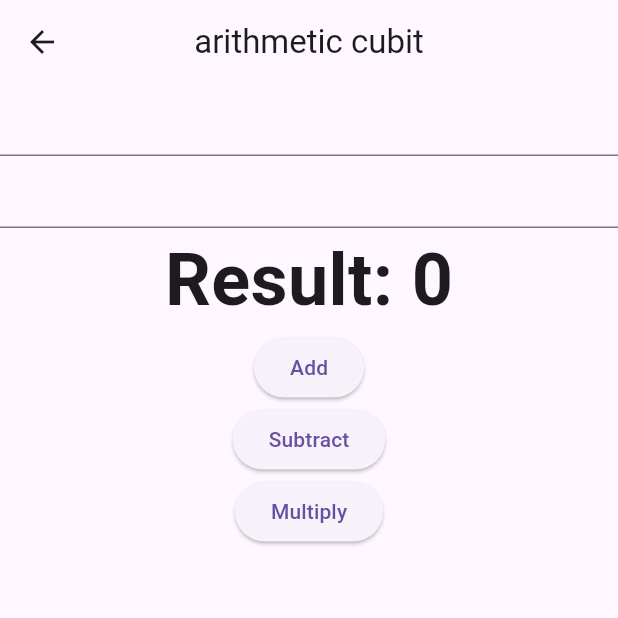
After one commit to Bhetwalayush/bloc_starter, a Flutter app: the screen it shows after launch, after a tap on "Arthmetic Bloc", on a phone screen of 412 x 824 dp, the top half of it. The commit adds this screen. Run offline on Flutter 3.47's test engine with Material 3 defaults, Android fonts, the phone set to English and light mode, and no system bars; our stand-ins replace equatable, flutter_bloc.

Commit message:
Addition 3 ui

```diff
--- a/lib/cubit/dashboard_cubit.dart
+++ b/lib/cubit/dashboard_cubit.dart
@@ -5,10 +5,13 @@ import 'package:bloc_test/cubit/counter_cubit.dart';
 import 'package:bloc_test/cubit/simple_interest_cubit.dart';
 import 'package:bloc_test/cubit/student_cubit.dart';
 import 'package:bloc_test/view/area_of_circle_cubit_view.dart';
+import 'package:bloc_test/view/arithmetic_bloc_view.dart';
 import 'package:bloc_test/view/arithmetic_cubit_view.dart';
 import 'package:bloc_test/view/circumference_view.dart';
+import 'package:bloc_test/view/counter_bloc_view.dart';
 import 'package:bloc_test/view/counter_cubit_view.dart';
 import 'package:bloc_test/view/simple_interest_cubit_view.dart';
+import 'package:bloc_test/view/student_bloc_view.dart';
 import 'package:bloc_test/view/student_cubit_view.dart';
 import 'package:flutter/material.dart';
 import 'package:flutter_bloc/flutter_bloc.dart';
@@ -122,4 +125,34 @@ class DashboardCubit extends Cubit<void> {
                   child: CircumferenceView(),
                 )));
   }
+
+  void openCounterBlocView(BuildContext context) {
+    Navigator.push(
+        context,
+        MaterialPageRoute(
+            builder: (context) => BlocProvider.value(
+                  value: _counterCubit,
+                  child: CounterBlocView(),
+                )));
+  }
+
+  void openArithmeticBlocView(BuildContext context) {
+    Navigator.push(
+        context,
+        MaterialPageRoute(
+            builder: (context) => BlocProvider.value(
+                  value: _arithmeticCubit,
+                  child: ArithmeticBlocView(),
+                )));
+  }
+
+  void openStudentBlocView(BuildContext context) {
+    Navigator.push(
+        context,
+        MaterialPageRoute(
+            builder: (context) => BlocProvider.value(
+                  value: _studentCubit,
+                  child: StudentBlocView(),
+                )));
+  }
 }
--- /dev/null
+++ b/lib/view/arithmetic_bloc_view.dart
@@ -0,0 +1,72 @@
+import 'package:bloc_test/cubit/arithmetic_cubit.dart';
+import 'package:flutter/material.dart';
+import 'package:flutter_bloc/flutter_bloc.dart';
+
+class ArithmeticBlocView extends StatelessWidget {
+  ArithmeticBlocView({super.key});
+
+  final formKey = GlobalKey<FormState>();
+  final firstController = TextEditingController();
+  final secondController = TextEditingController();
+
+  int first = 0;
+  int second = 0;
+  @override
+  Widget build(BuildContext context) {
+    return Scaffold(
+      appBar: AppBar(
+        title: Text("arithmetic cubit"),
+        centerTitle: true,
+      ),
+      body: SafeArea(
+          child: Form(
+        key: formKey,
+        child: Column(
+          children: [
+            TextFormField(
+              controller: firstController,
+            ),
+            TextFormField(
+              controller: secondController,
+            ),
+            BlocBuilder<ArithmeticCubit, int>(
+              builder: (context, state) {
+                return Text(
+                  "Result: $state",
+                  style: const TextStyle(
+                      fontSize: 48, fontWeight: FontWeight.bold),
+                );
+              },
+            ),
+            ElevatedButton(
+              onPressed: () {
+                first = int.parse(firstController.text);
+                second = int.parse(secondController.text);
+                print(first);
+                print(second);
+                context.read<ArithmeticCubit>().add(first, second);
+              },
+              child: Text("Add"),
+            ),
+            ElevatedButton(
+              onPressed: () {
+                first = int.parse(firstController.text);
+                second = int.parse(secondController.text);
+                context.read<ArithmeticCubit>().subtract(first, second);
+              },
+              child: Text("Subtract"),
+            ),
+            ElevatedButton(
+              onPressed: () {
+                first = int.parse(firstController.text);
+                second = int.parse(secondController.text);
+                context.read<ArithmeticCubit>().multiply(first, second);
+              },
+              child: Text("Multiply"),
+            ),
+          ],
+        ),
+      )),
+    );
+  }
+}
--- a/lib/view/dashboard_view.dart
+++ b/lib/view/dashboard_view.dart
@@ -98,12 +98,54 @@ class DashboardView extends StatelessWidget {
               child: Column(
                 mainAxisAlignment: MainAxisAlignment.center,
                 children: const <Widget>[
+                  Icon(Icons.circle, size: 48),
+                  Text('Circumference'),
+                ],
+              ),
+            ),
+          ),
+          Card(
+            child: InkWell(
+              onTap: () {
+                context.read<DashboardCubit>().openCounterBlocView(context);
+              },
+              child: Column(
+                mainAxisAlignment: MainAxisAlignment.center,
+                children: const <Widget>[
                   Icon(
-                    Icons.circle,
+                    Icons.add,
                     size: 48,
                     color: Colors.grey,
                   ),
-                  Text('Circumference'),
+                  Text('Counter Bloc'),
+                ],
+              ),
+            ),
+          ),
+          Card(
+            child: InkWell(
+              onTap: () {
+                context.read<DashboardCubit>().openArithmeticBlocView(context);
+              },
+              child: Column(
+                mainAxisAlignment: MainAxisAlignment.center,
+                children: const <Widget>[
+                  Icon(Icons.calculate, size: 48),
+                  Text('Arthmetic Bloc'),
+                ],
+              ),
+            ),
+          ),
+          Card(
+            child: InkWell(
+              onTap: () {
+                context.read<DashboardCubit>().openStudentBlocView(context);
+              },
+              child: Column(
+                mainAxisAlignment: MainAxisAlignment.center,
+                children: const <Widget>[
+                  Icon(Icons.person, size: 48),
+                  Text('Student Bloc'),
                 ],
               ),
             ),
```
Also changed, not shown: lib/view/counter_bloc_view.dart (added, +67 -0 lines), lib/view/student_bloc_view.dart (added, +123 -0 lines).
